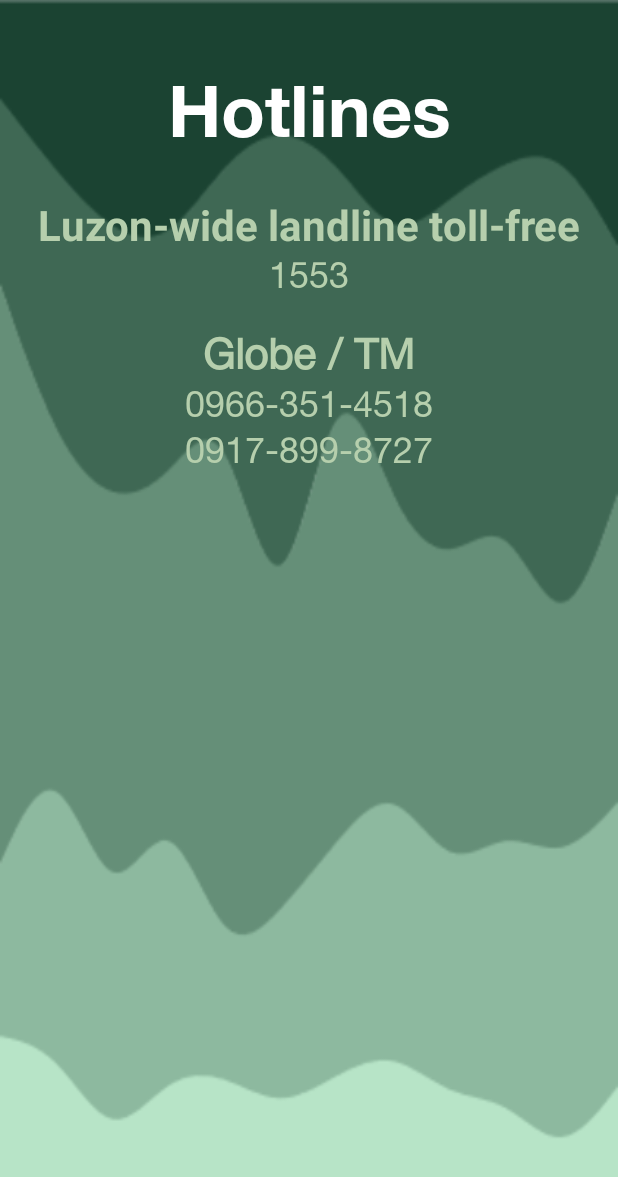
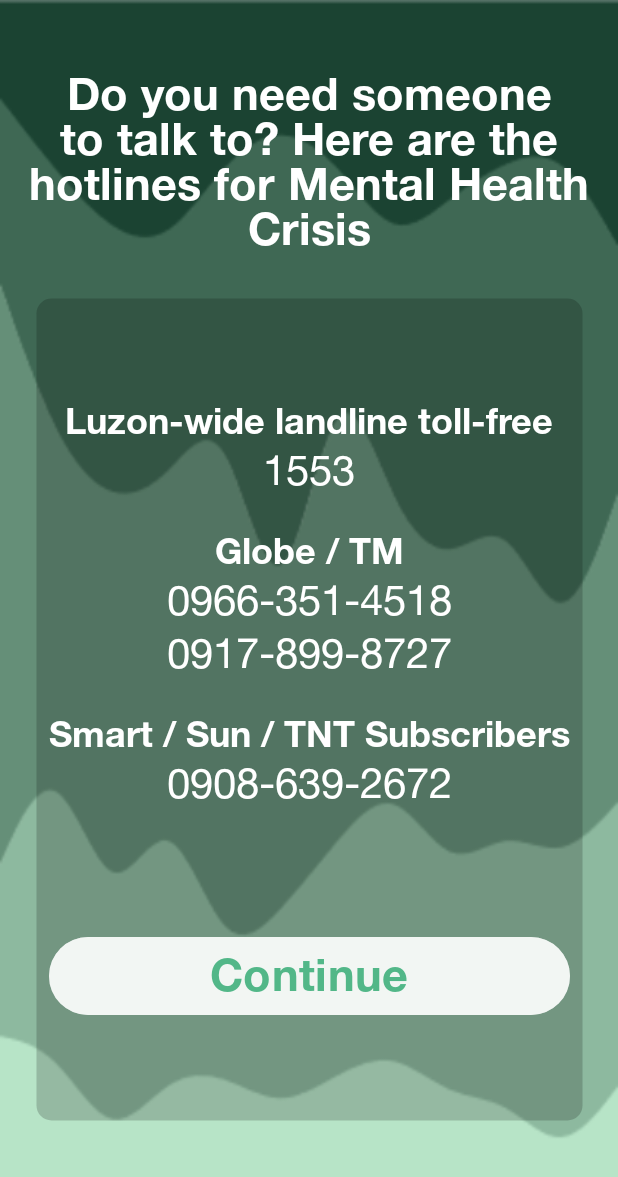
Before and after one commit to PTFinalProject/solitude, an Android app: the hotlinePage screen opened directly, with no data from a screen before it, on a phone screen of 412 x 824 dp. Shown: the top 1177 px of the screen. Run offline under Robolectric (Android 15) with nearby library versions, the phone set to English and light mode, and no system bars.

Commit message:
- Edited hotlines_page.xml - Added a drawable xml file for a rounded corner with a 30% opacity black background

```diff
--- /dev/null
+++ b/app/src/main/res/drawable/rounded_corner_translucent_green_background.xml
@@ -0,0 +1,17 @@
+<?xml version="1.0" encoding="UTF-8"?>
+<shape xmlns:android="http://schemas.android.com/apk/res/android">
+    <solid android:color="#30000000"/>
+
+    <stroke android:width="3dp"
+        android:color="#00000000"
+        />
+
+    <padding android:left="1dp"
+        android:top="1dp"
+        android:right="1dp"
+        android:bottom="1dp"
+        />
+
+    <corners android:bottomRightRadius="10dp" android:bottomLeftRadius="10dp"
+        android:topLeftRadius="10dp" android:topRightRadius="10dp"/>
+</shape>
--- a/app/src/main/res/layout/hotlines_page.xml
+++ b/app/src/main/res/layout/hotlines_page.xml
@@ -4,7 +4,8 @@
     xmlns:tools="http://schemas.android.com/tools"
     android:layout_width="match_parent"
     android:layout_height="match_parent"
-    android:background="@drawable/tranquilitybg">
+    android:background="@drawable/tranquilitybg"
+    android:foregroundTint="#52B788">
 
     <TextView
         android:id="@+id/textView2"
@@ -12,9 +13,10 @@
         android:layout_height="wrap_content"
         android:layout_marginTop="44dp"
         android:fontFamily="@font/helvetica_neue_lt_std_75_bold"
-        android:text="Hotlines"
+        android:text="Do you need someone to talk to? Here are the hotlines for Mental Health Crisis"
+        android:textAlignment="center"
         android:textColor="#FFFFFF"
-        android:textSize="48sp"
+        android:textSize="30sp"
         app:layout_constraintEnd_toEndOf="parent"
         app:layout_constraintStart_toStartOf="parent"
         app:layout_constraintTop_toTopOf="parent" />
@@ -22,12 +24,15 @@
     <TableLayout
         android:layout_width="wrap_content"
         android:layout_height="0dp"
-        android:layout_marginStart="25dp"
         android:layout_marginTop="25dp"
-        android:layout_marginEnd="25dp"
         android:layout_marginBottom="75dp"
-        android:gravity="center_horizontal"
+        android:background="@drawable/rounded_corner_translucent_green_background"
+        android:gravity="center|center_horizontal"
         android:orientation="vertical"
+        android:paddingStart="10dp"
+        android:paddingTop="10dp"
+        android:paddingEnd="10dp"
+        android:paddingBottom="10dp"
         app:layout_constraintBottom_toBottomOf="parent"
         app:layout_constraintEnd_toEndOf="parent"
         app:layout_constraintStart_toStartOf="parent"
@@ -35,15 +40,17 @@
 
         <TableRow
             android:layout_width="match_parent"
-            android:layout_height="match_parent" >
+            android:layout_height="match_parent">
 
             <TextView
                 android:id="@+id/textView9"
                 android:layout_width="wrap_content"
                 android:layout_height="wrap_content"
+                android:fontFamily="@font/helvetica_neue_lt_std_75_bold"
                 android:text="Luzon-wide landline toll-free"
-                android:textColor="#B6CFAD"
-                android:textSize="28sp"
+                android:textAlignment="center"
+                android:textColor="#FFFFFF"
+                android:textSize="24sp"
                 android:textStyle="bold" />
         </TableRow>
 
@@ -59,14 +66,14 @@
                 android:text="1553"
                 android:textAlignment="center"
                 android:textAllCaps="false"
-                android:textColor="#B6CFAD"
-                android:textSize="24sp" />
+                android:textColor="#FFFFFF"
+                android:textSize="28sp" />
 
         </TableRow>
 
         <TableRow
             android:layout_width="match_parent"
-            android:layout_height="match_parent" >
+            android:layout_height="match_parent">
 
             <Button
                 android:id="@+id/button2"
@@ -84,11 +91,11 @@
                 android:id="@+id/textView6"
                 android:layout_width="wrap_content"
                 android:layout_height="wrap_content"
-                android:fontFamily="@font/helvetica_neue_lt_std_55_roman"
+                android:fontFamily="@font/helvetica_neue_lt_std_75_bold"
                 android:text="Globe / TM"
                 android:textAlignment="center"
-                android:textColor="#B6CFAD"
-                android:textSize="28sp"
+                android:textColor="#FFFFFF"
+                android:textSize="24sp"
                 android:textStyle="bold" />
         </TableRow>
 
@@ -103,8 +110,8 @@
                 android:fontFamily="@font/helvetica_neue_lt_std_55_roman"
                 android:text="0966-351-4518"
                 android:textAlignment="center"
-                android:textColor="#B6CFAD"
-                android:textSize="24sp" />
+                android:textColor="#FFFFFF"
+                android:textSize="28sp" />
         </TableRow>
 
         <TableRow
@@ -118,14 +125,81 @@
                 android:fontFamily="@font/helvetica_neue_lt_std_55_roman"
                 android:text="0917-899-8727"
                 android:textAlignment="center"
-                android:textColor="#B6CFAD"
-                android:textSize="24sp" />
+                android:textColor="#FFFFFF"
+                android:textSize="28sp" />
 
         </TableRow>
 
         <TableRow
             android:layout_width="match_parent"
-            android:layout_height="match_parent" />
+            android:layout_height="match_parent">
+
+            <Button
+                android:id="@+id/button3"
+                android:layout_width="wrap_content"
+                android:layout_height="20dp"
+                android:text="Button"
+                android:visibility="invisible" />
+        </TableRow>
+
+        <TableRow
+            android:layout_width="match_parent"
+            android:layout_height="match_parent">
+
+            <TextView
+                android:id="@+id/textView3"
+                android:layout_width="wrap_content"
+                android:layout_height="wrap_content"
+                android:fontFamily="@font/helvetica_neue_lt_std_75_bold"
+                android:text="Smart / Sun / TNT Subscribers"
+                android:textAlignment="center"
+                android:textColor="#FFFFFF"
+                android:textSize="24sp" />
+        </TableRow>
+
+        <TableRow
+            android:layout_width="match_parent"
+            android:layout_height="match_parent">
+
+            <TextView
+                android:id="@+id/textView4"
+                android:layout_width="wrap_content"
+                android:layout_height="wrap_content"
+                android:fontFamily="@font/helvetica_neue_lt_std_55_roman"
+                android:text="0908-639-2672"
+                android:textAlignment="center"
+                android:textColor="#FFFFFF"
+                android:textSize="28sp" />
+
+        </TableRow>
+
+        <TableRow
+            android:layout_width="match_parent"
+            android:layout_height="match_parent">
+
+            <Button
+                android:id="@+id/button4"
+                android:layout_width="wrap_content"
+                android:layout_height="80dp"
+                android:text="Button"
+                android:visibility="invisible" />
+        </TableRow>
+
+        <TableRow
+            android:layout_width="match_parent"
+            android:layout_height="match_parent">
+
+            <Button
+                android:id="@+id/button5"
+                android:layout_width="wrap_content"
+                android:layout_height="60dp"
+                android:backgroundTint="#B3FFFFFF"
+                android:fontFamily="@font/helvetica_neue_lt_std_75_bold"
+                android:text="Continue"
+                android:textColor="#FF52b788"
+                android:textSize="30dp" />
+        </TableRow>
+
     </TableLayout>
 
 </androidx.constraintlayout.widget.ConstraintLayout>
```
